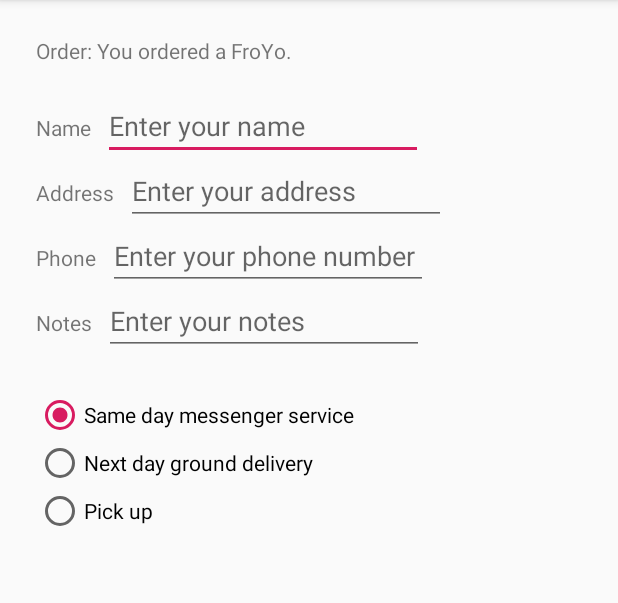
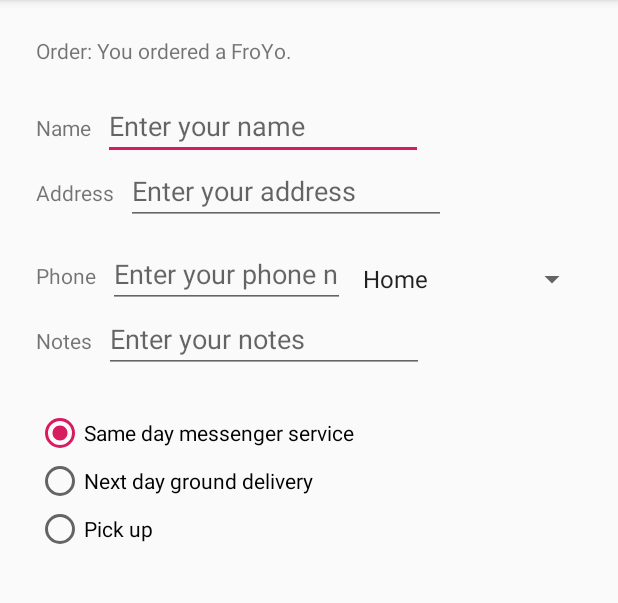
Before and after one commit to frankehlers/DroidCafe, an Android app: the screen it shows after launch (OrderActivity), after a tap on an icon or button, on a phone screen of 412 x 824 dp, the part 84-687 px from its top. Run offline under Robolectric (Android 15) with nearby library versions, the phone set to English and light mode, and no system bars.

```diff
--- a/app/src/main/java/de/frankehlers/droidcafe/OrderActivity.java
+++ b/app/src/main/java/de/frankehlers/droidcafe/OrderActivity.java
@@ -4,11 +4,14 @@ import android.content.Intent;
 import android.support.v7.app.AppCompatActivity;
 import android.os.Bundle;
 import android.view.View;
+import android.widget.AdapterView;
+import android.widget.ArrayAdapter;
 import android.widget.RadioButton;
+import android.widget.Spinner;
 import android.widget.TextView;
 import android.widget.Toast;
 
-public class OrderActivity extends AppCompatActivity {
+public class OrderActivity extends AppCompatActivity implements AdapterView.OnItemSelectedListener {
 
     @Override
     protected void onCreate(Bundle savedInstanceState) {
@@ -20,6 +23,32 @@ public class OrderActivity extends AppCompatActivity {
                 intent.getStringExtra(MainActivity.EXTRA_MESSAGE);
         TextView textView = findViewById(R.id.order_textview);
         textView.setText(message);
+
+        // Create mLabelSpinner
+        Spinner spinner = findViewById(R.id.label_spinner);
+        if(spinner != null) {
+            spinner.setOnItemSelectedListener(this);
+        }
+
+        //Create array adapter using the string array and default mLabelSpinner layout.
+        ArrayAdapter<CharSequence> adapter = ArrayAdapter.createFromResource(this, R.array.labels_array, android.R.layout.simple_spinner_item);
+
+        if(spinner != null)
+            spinner.setAdapter(adapter);
+
+        // Specify the layout to use when list of choice appears
+        adapter.setDropDownViewResource(android.R.layout.simple_spinner_dropdown_item);
+    }
+
+    @Override
+    public void onItemSelected(AdapterView<?> parent, View view, int position, long id) {
+        String spinnerLabel = parent.getItemAtPosition(position).toString();
+        displayToast(spinnerLabel);
+    }
+
+    @Override
+    public void onNothingSelected(AdapterView<?> parent) {
+
     }
 
     public void onRadioButtonClicked(View view) {
@@ -27,17 +56,17 @@ public class OrderActivity extends AppCompatActivity {
         boolean checked = ((RadioButton) view).isChecked();
 
         // Check which radio button was clicked
-        switch(view.getId()) {
+        switch (view.getId()) {
             case R.id.sameday:
-                if(checked)
+                if (checked)
                     displayToast(getString(R.string.same_day_messenger_service));
                 break;
             case R.id.nextday:
-                if(checked)
+                if (checked)
                     displayToast(getString(R.string.next_day_ground_delivery));
                 break;
             case R.id.pickup:
-                if(checked)
+                if (checked)
                     displayToast(getString(R.string.pick_up));
                 break;
             default:
--- a/app/src/main/res/layout/activity_order.xml
+++ b/app/src/main/res/layout/activity_order.xml
@@ -72,11 +72,11 @@
         android:layout_marginTop="24dp"
         android:text="@string/phone_label"
         app:layout_constraintStart_toStartOf="parent"
-        app:layout_constraintTop_toBottomOf="@+id/address_label" />
+        app:layout_constraintTop_toBottomOf="@+id/address_text" />
 
     <EditText
-        android:id="@+id/editText4"
-        android:layout_width="wrap_content"
+        android:id="@+id/phone_text"
+        android:layout_width="158dp"
         android:layout_height="wrap_content"
         android:layout_marginStart="8dp"
         android:layout_marginLeft="8dp"
@@ -122,8 +122,8 @@
         <RadioButton
             android:id="@+id/sameday"
             android:layout_width="wrap_content"
+            android:layout_height="wrap_content"
             android:checked="true"
-            android:layout_height="wrap_content"
             android:onClick="onRadioButtonClicked"
             android:text="@string/same_day_messenger_service" />
 
@@ -142,4 +142,17 @@
             android:text="@string/pick_up" />
     </RadioGroup>
 
+    <Spinner
+        android:id="@+id/label_spinner"
+        android:layout_width="158dp"
+        android:layout_height="wrap_content"
+        android:layout_marginStart="8dp"
+        android:layout_marginLeft="8dp"
+        android:layout_marginTop="24dp"
+        android:layout_marginEnd="24dp"
+        android:layout_marginRight="24dp"
+        app:layout_constraintEnd_toEndOf="parent"
+        app:layout_constraintStart_toEndOf="@+id/phone_text"
+        app:layout_constraintTop_toBottomOf="@+id/address_text" />
+
 </android.support.constraint.ConstraintLayout>
--- a/app/src/main/res/values/strings.xml
+++ b/app/src/main/res/values/strings.xml
@@ -23,4 +23,10 @@
     <string name="same_day_messenger_service">Same day messenger service</string>
     <string name="next_day_ground_delivery">Next day ground delivery</string>
     <string name="pick_up">Pick up</string>
+    <string-array name="labels_array">
+        <item>Home</item>
+        <item>Work</item>
+        <item>Mobile</item>
+        <item>Other</item>
+    </string-array>
 </resources>
```
